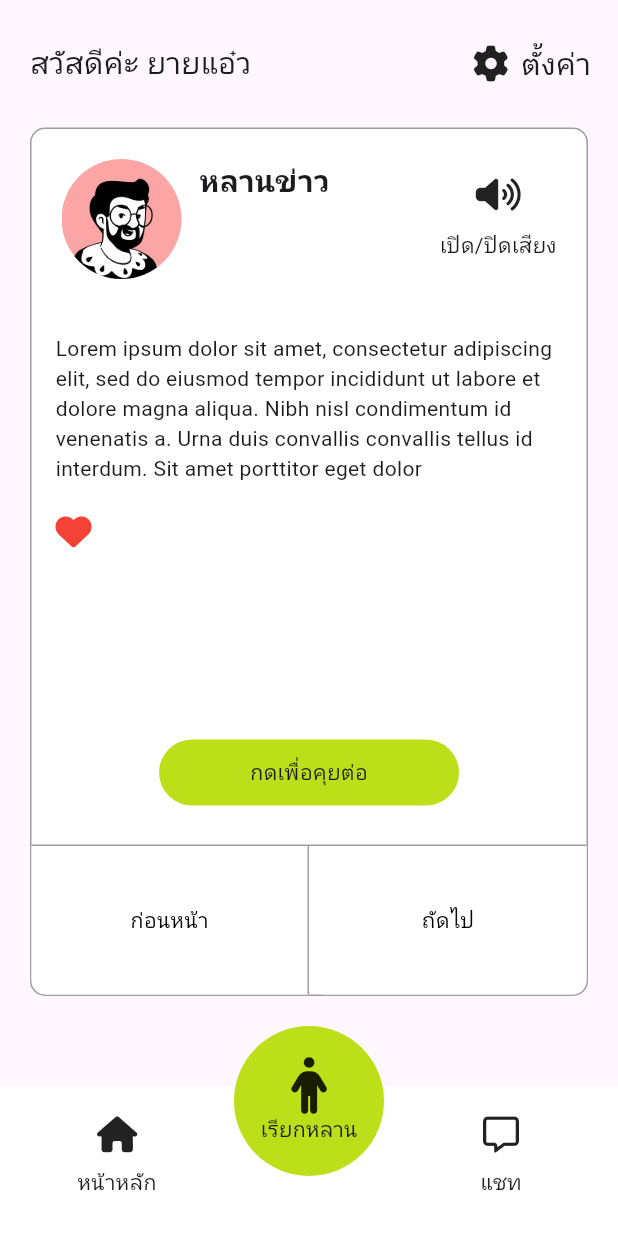
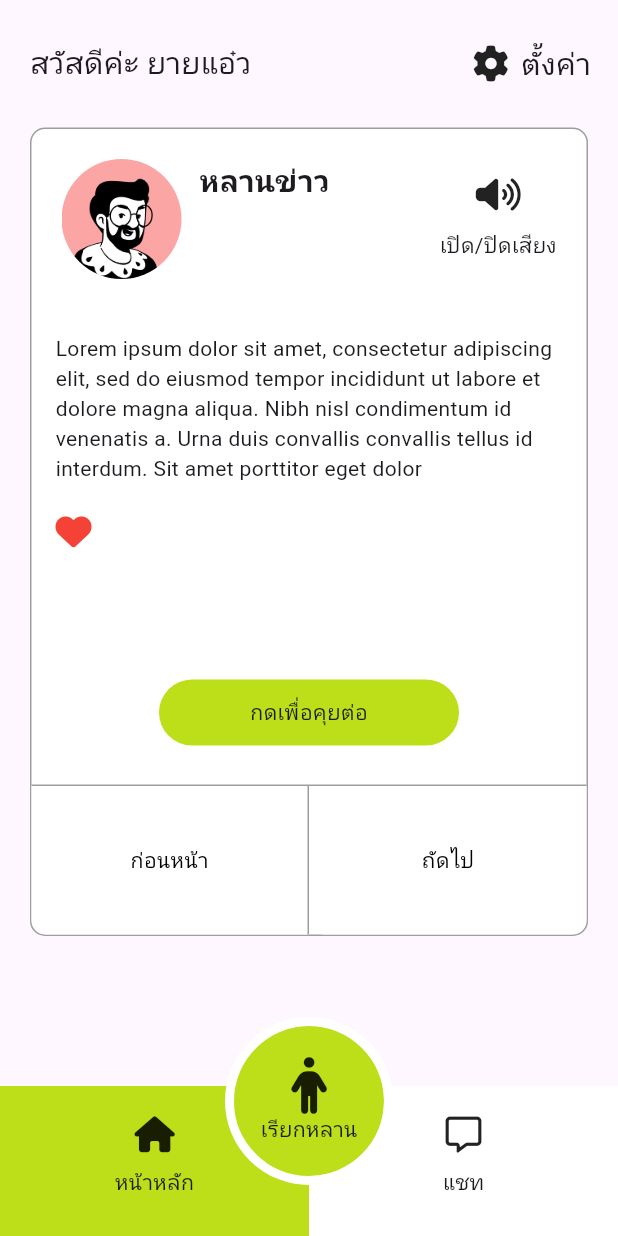
Before and after one commit to SornchaiTheDev/larn, a Flutter app: the screen it shows after launch, on a phone screen of 412 x 824 dp. Run offline on Flutter 3.47's test engine with Material 3 defaults, Android fonts, the phone set to English and light mode, and no system bars; our stand-ins replace font_awesome_flutter, google_fonts; Roboto replaces fonts that are missing (Prompt).

Commit message:
feat: update bottom navigation

```diff
--- a/lib/main.dart
+++ b/lib/main.dart
@@ -1,5 +1,6 @@
 import 'package:flutter/material.dart';
 import 'package:google_fonts/google_fonts.dart';
+import 'package:larn/screens/bottom_navigation_screen.dart';
 import 'package:larn/screens/chat_screen.dart';
 import 'package:larn/screens/home_screen.dart';
 
@@ -18,7 +19,7 @@ class App extends StatelessWidget {
         fontFamily: GoogleFonts.prompt().fontFamily,
       ),
       routes: {
-        '/': (context) => const HomeScreen(),
+        '/': (context) => const BottomNavigationScreen(),
         '/chats': (context) => const ChatScreen(),
       },
       initialRoute: "/",
--- /dev/null
+++ b/lib/screens/bottom_navigation_screen.dart
@@ -0,0 +1,44 @@
+import 'package:flutter/material.dart';
+import 'package:larn/screens/chat_screen.dart';
+import 'package:larn/screens/home_screen.dart';
+import 'package:larn/widgets/bottom_navigation_widget.dart';
+
+class BottomNavigationScreen extends StatefulWidget {
+  const BottomNavigationScreen({super.key});
+
+  @override
+  State<BottomNavigationScreen> createState() => _BottomNavigationScreenState();
+}
+
+class _BottomNavigationScreenState extends State<BottomNavigationScreen> {
+  final List<Widget> screens = [
+    const HomeScreen(),
+    const ChatScreen(),
+  ];
+
+  int currentIndex = 0;
+
+  void onTap(int index) {
+    setState(() {
+      currentIndex = index;
+    });
+  }
+
+  @override
+  Widget build(BuildContext context) {
+    return Scaffold(
+      body: Column(
+        children: [
+          Expanded(
+            child: screens[currentIndex],
+          ),
+          const SizedBox(height: 40),
+          BottomNavigationWidget(
+            currentIndex: currentIndex,
+            onTap: onTap,
+          ),
+        ],
+      ),
+    );
+  }
+}
--- a/lib/screens/chat_screen.dart
+++ b/lib/screens/chat_screen.dart
@@ -1,5 +1,4 @@
 import 'package:flutter/material.dart';
-import 'package:larn/widgets/bottom_navigation_widget.dart';
 
 class ChatScreen extends StatelessWidget {
   const ChatScreen({super.key});
@@ -10,7 +9,6 @@ class ChatScreen extends StatelessWidget {
       body: Column(
         children: [
           SizedBox(height: 40),
-          BottomNavigationWidget(),
         ],
       ),
     );
--- a/lib/screens/home_screen.dart
+++ b/lib/screens/home_screen.dart
@@ -26,7 +26,6 @@ class HomeScreen extends StatelessWidget {
             ),
           ),
           SizedBox(height: 40),
-          BottomNavigationWidget(),
         ],
       ),
     );
--- a/lib/widgets/bottom_navigation_widget.dart
+++ b/lib/widgets/bottom_navigation_widget.dart
@@ -3,18 +3,27 @@ import 'package:font_awesome_flutter/font_awesome_flutter.dart';
 import 'package:larn/constants/colors.dart';
 
 class BottomNavigationWidget extends StatelessWidget {
-  const BottomNavigationWidget({super.key});
+  const BottomNavigationWidget(
+      {super.key, required this.onTap, required this.currentIndex});
+
+  final int currentIndex;
+  final Function(int index) onTap;
 
   @override
   Widget build(BuildContext context) {
-    return Container(
+    return Stack(
+      children: [
+        Ink(
           height: 100,
           color: Colors.white,
           child: Row(
-        mainAxisAlignment: MainAxisAlignment.spaceEvenly,
             children: [
-          Container(
+              Expanded(
+                child: InkWell(
+                  onTap: () => onTap(0),
+                  child: Ink(
                     width: 100,
+                    color: currentIndex == 0 ? primaryColor : Colors.white,
                     padding: const EdgeInsets.all(20.0),
                     child: const Column(
                       children: [
@@ -24,6 +33,38 @@ class BottomNavigationWidget extends StatelessWidget {
                       ],
                     ),
                   ),
+                ),
+              ),
+              Expanded(
+                child: InkWell(
+                  onTap: () => onTap(1),
+                  child: Ink(
+                    color: currentIndex == 1 ? primaryColor : Colors.white,
+                    width: 100,
+                    padding: const EdgeInsets.all(20.0),
+                    child: Column(
+                      children: [
+                        FaIcon(
+                          currentIndex == 1
+                              ? FontAwesomeIcons.solidMessage
+                              : FontAwesomeIcons.message,
+                        ),
+                        const SizedBox(height: 10),
+                        const Text("แชท"),
+                      ],
+                    ),
+                  ),
+                ),
+              ),
+            ],
+          ),
+        ),
+        Positioned(
+          left: 0,
+          right: 0,
+          child: Row(
+            mainAxisAlignment: MainAxisAlignment.center,
+            children: [
               Transform.translate(
                 offset: const Offset(0, -40),
                 child: Container(
@@ -32,6 +73,11 @@ class BottomNavigationWidget extends StatelessWidget {
                   decoration: BoxDecoration(
                     color: primaryColor,
                     borderRadius: BorderRadius.circular(100),
+                    border: Border.all(
+                      color: Colors.white,
+                      width: 6,
+                      strokeAlign: BorderSide.strokeAlignOutside,
+                    ),
                   ),
                   child: const Column(
                     mainAxisAlignment: MainAxisAlignment.center,
@@ -45,20 +91,11 @@ class BottomNavigationWidget extends StatelessWidget {
                     ],
                   ),
                 ),
-          ),
-          Container(
-            width: 100,
-            padding: const EdgeInsets.all(20.0),
-            child: const Column(
-              children: [
-                FaIcon(FontAwesomeIcons.message),
-                SizedBox(height: 10),
-                Text("แชท"),
+              )
             ],
           ),
         ),
       ],
-      ),
     );
   }
 }
```
Lines whose indentation alone changed are shown as unchanged.
